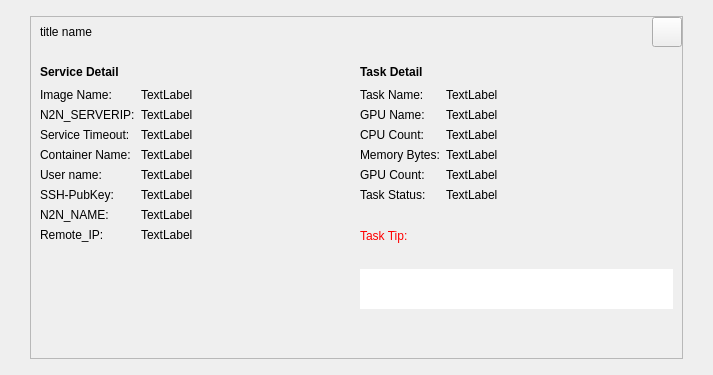
MassGrid/MassGrid, file src/qt/forms/servicedetail.ui: the form before one commit.
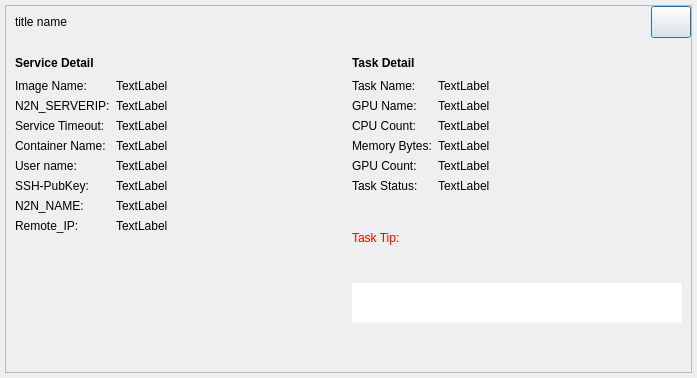
The form after the commit.

```diff
--- a/src/qt/forms/servicedetail.ui
+++ b/src/qt/forms/servicedetail.ui
@@ -6,8 +6,8 @@
    <rect>
     <x>0</x>
     <y>0</y>
-    <width>713</width>
-    <height>375</height>
+    <width>697</width>
+    <height>378</height>
    </rect>
   </property>
   <property name="windowTitle">
@@ -15,16 +15,16 @@
   </property>
   <layout class="QGridLayout" name="gridLayout_2">
    <property name="leftMargin">
-    <number>0</number>
+    <number>5</number>
    </property>
    <property name="topMargin">
-    <number>0</number>
+    <number>5</number>
    </property>
    <property name="rightMargin">
-    <number>0</number>
+    <number>5</number>
    </property>
    <property name="bottomMargin">
-    <number>0</number>
+    <number>5</number>
    </property>
    <item row="0" column="0">
     <widget class="QWidget" name="centerWin" native="true">
@@ -33,16 +33,16 @@
      </property>
      <layout class="QGridLayout" name="gridLayout_3">
       <property name="leftMargin">
-       <number>30</number>
+       <number>0</number>
       </property>
       <property name="topMargin">
-       <number>16</number>
+       <number>0</number>
       </property>
       <property name="rightMargin">
-       <number>30</number>
+       <number>0</number>
       </property>
       <property name="bottomMargin">
-       <number>16</number>
+       <number>0</number>
       </property>
       <item row="0" column="0">
        <widget class="QFrame" name="mainframe">
@@ -94,17 +94,17 @@
             </spacer>
            </item>
            <item>
-            <widget class="QToolButton" name="cancelButton">
+            <widget class="QPushButton" name="cancelButton">
              <property name="minimumSize">
               <size>
-               <width>30</width>
-               <height>30</height>
+               <width>32</width>
+               <height>32</height>
               </size>
              </property>
              <property name="maximumSize">
               <size>
-               <width>30</width>
-               <height>30</height>
+               <width>16777215</width>
+               <height>16777215</height>
               </size>
              </property>
              <property name="styleSheet">
```
